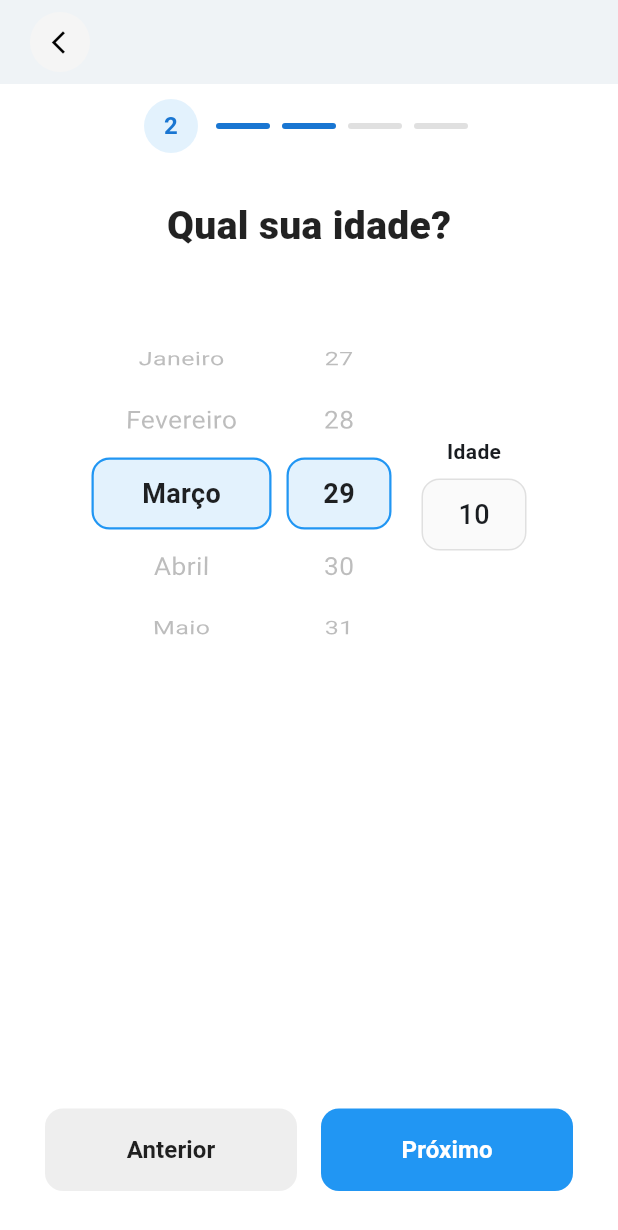
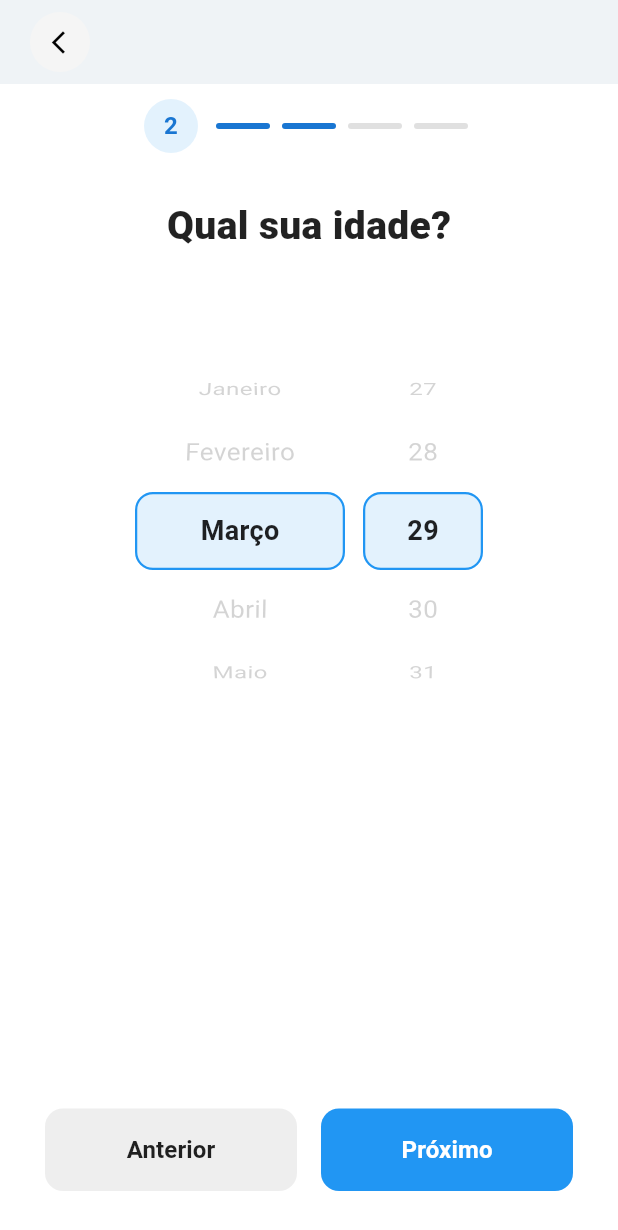
Before and after one commit to FabioZvirJ/scripts, a Flutter app: the AgeView screen opened directly, on a phone screen of 412 x 824 dp. Shown: the top 1230 px of the screen. Run offline on Flutter 3.47's test engine with Material 3 defaults, Android fonts, the phone set to English and light mode, and no system bars; our stand-ins replace sqflite, sqflite_common_ffi; accounts and stored records are empty.

Commit message:
FEAT: retirando idade

```diff
--- a/gymoraly/lib/views/age_view.dart
+++ b/gymoraly/lib/views/age_view.dart
@@ -9,51 +9,70 @@ class AgeView extends StatefulWidget {
 }
 
 class _AgeViewState extends State<AgeView> {
-  // Dados fictícios para o visual (você pode conectar isso ao seu RegisterController depois)
   final List<String> months = [
     'Janeiro', 'Fevereiro', 'Março', 'Abril', 'Maio', 'Junho',
     'Julho', 'Agosto', 'Setembro', 'Outubro', 'Novembro', 'Dezembro'
   ];
   final List<int> days = List.generate(31, (index) => index + 1);
 
-  int selectedMonthIndex = 2; // Começa em Março, por exemplo
-  int selectedDayIndex = 28;  // Começa no dia 29
-  int calculatedAge = 10;     // Idade (pode ser calculada dinamicamente depois)
+  int selectedMonthIndex = 2; // Inicia em Março (Index 2)
+  int selectedDayIndex = 28;  // Inicia no dia 29 (Index 28)
 
-  // Helper para construir as "Roletas" (Wheels)
+  late FixedExtentScrollController _monthController;
+  late FixedExtentScrollController _dayController;
+
+  @override
+  void initState() {
+    super.initState();
+    // Inicializa os controladores na posição correta
+    _monthController = FixedExtentScrollController(initialItem: selectedMonthIndex);
+    _dayController = FixedExtentScrollController(initialItem: selectedDayIndex);
+  }
+
+  @override
+  void dispose() {
+    _monthController.dispose();
+    _dayController.dispose();
+    super.dispose();
+  }
+
+  // Novo Helper atualizado para as roletas separadas
   Widget _buildWheelPicker({
     required int itemCount,
     required Widget Function(int index, bool isSelected) itemBuilder,
     required ValueChanged<int> onSelectedItemChanged,
-    required int initialItem,
-    double width = 100,
+    required FixedExtentScrollController controller,
+    required int selectedIndex,
+    required double width,
   }) {
     return SizedBox(
       width: width,
-      height: 200,
+      height: 250, // Maior para aparecer os itens acima e abaixo (efeito de roleta)
       child: Stack(
         alignment: Alignment.center,
         children: [
-          // Caixinha azul de fundo (seleção)
+          // Caixinha de seleção azul
           Container(
-            height: 48,
+            height: 52,
+            width: width,
             decoration: BoxDecoration(
               color: const Color(0xFFE3F2FD),
               borderRadius: BorderRadius.circular(12),
               border: Border.all(color: const Color(0xFF2196F3), width: 1.5),
             ),
           ),
-          // A roleta rolável
+          // Scroll da roleta
           ListWheelScrollView.useDelegate(
-            itemExtent: 48,
+            controller: controller,
+            itemExtent: 52,
             physics: const FixedExtentScrollPhysics(),
-            controller: FixedExtentScrollController(initialItem: initialItem),
+            perspective: 0.005, // Leve efeito 3D
+            overAndUnderCenterOpacity: 0.3, // Deixa os itens em cima e embaixo apagadinhos!
             onSelectedItemChanged: onSelectedItemChanged,
             childDelegate: ListWheelChildBuilderDelegate(
               childCount: itemCount,
               builder: (context, index) {
-                // Checa se é o item selecionado atualmente para mudar a cor
-                bool isSelected = initialItem == index;
+                bool isSelected = selectedIndex == index;
                 return Center(
                   child: itemBuilder(index, isSelected),
                 );
@@ -96,26 +115,26 @@ class _AgeViewState extends State<AgeView> {
           child: Column(
             crossAxisAlignment: CrossAxisAlignment.center,
             children: [
-              // Indicador no Passo 2
+              // Indicador de progresso (Passo 2)
               const StepProgressIndicator(currentStep: 2),
               const SizedBox(height: 30),
 
-              // Título
               const Text(
                 'Qual sua idade?',
                 style: TextStyle(fontSize: 26, fontWeight: FontWeight.w900, color: Colors.black87),
               ),
               const SizedBox(height: 60),
 
-              // Área dos Pickers e Idade
+              // Área dos Pickers (Sem a Idade do lado)
               Row(
                 mainAxisAlignment: MainAxisAlignment.center,
                 children: [
-                  // Picker de Mês
+                  // Roleta do Mês
                   _buildWheelPicker(
-                    width: 120,
+                    width: 140, // Largura ajustada para caber os meses
                     itemCount: months.length,
-                    initialItem: selectedMonthIndex,
+                    controller: _monthController,
+                    selectedIndex: selectedMonthIndex,
                     onSelectedItemChanged: (index) {
                       setState(() => selectedMonthIndex = index);
                     },
@@ -125,18 +144,19 @@ class _AgeViewState extends State<AgeView> {
                         style: TextStyle(
                           fontSize: 18,
                           fontWeight: isSelected ? FontWeight.w600 : FontWeight.normal,
-                          color: isSelected ? Colors.black87 : Colors.grey.shade400,
+                          color: isSelected ? Colors.black87 : Colors.grey.shade600,
                         ),
                       );
                     },
                   ),
-                  const SizedBox(width: 10),
+                  const SizedBox(width: 12),
 
-                  // Picker de Dia
+                  // Roleta do Dia
                   _buildWheelPicker(
-                    width: 70,
+                    width: 80, // Largura mais estreita para os números
                     itemCount: days.length,
-                    initialItem: selectedDayIndex,
+                    controller: _dayController,
+                    selectedIndex: selectedDayIndex,
                     onSelectedItemChanged: (index) {
                       setState(() => selectedDayIndex = index);
                     },
@@ -146,47 +166,19 @@ class _AgeViewState extends State<AgeView> {
                         style: TextStyle(
                           fontSize: 18,
                           fontWeight: isSelected ? FontWeight.w600 : FontWeight.normal,
-                          color: isSelected ? Colors.black87 : Colors.grey.shade400,
+                          color: isSelected ? Colors.black87 : Colors.grey.shade600,
                         ),
                       );
                     },
                   ),
-                  const SizedBox(width: 20),
-
-                  // Caixinha da Idade (Visual)
-                  Column(
-                    children: [
-                      const Text(
-                        'Idade',
-                        style: TextStyle(fontSize: 14, fontWeight: FontWeight.w600),
-                      ),
-                      const SizedBox(height: 8),
-                      Container(
-                        width: 70,
-                        height: 48,
-                        alignment: Alignment.center,
-                        decoration: BoxDecoration(
-                          color: Colors.grey.shade50,
-                          borderRadius: BorderRadius.circular(12),
-                          border: Border.all(color: Colors.grey.shade300),
-                        ),
-                        child: Text(
-                          calculatedAge.toString(),
-                          style: const TextStyle(fontSize: 18, fontWeight: FontWeight.w500),
-                        ),
-                      ),
-                    ],
-                  ),
                 ],
               ),
 
-              // Espaçador para jogar os botões para o final da tela
               const Spacer(),
 
-              // Botões "Anterior" e "Próximo"
+              // Botões de Rodapé
               Row(
                 children: [
-                  // Botão Anterior
                   Expanded(
                     child: ElevatedButton(
                       onPressed: () => Navigator.pop(context),
@@ -201,11 +193,14 @@ class _AgeViewState extends State<AgeView> {
                     ),
                   ),
                   const SizedBox(width: 16),
-                  // Botão Próximo
                   Expanded(
                     child: ElevatedButton(
                       onPressed: () {
-                        // Navegue para a View do Passo 3 (Identificação) aqui
+                        // Você pode acessar o valor escolhido assim:
+                        // print('Selecionado: ${days[selectedDayIndex]} de ${months[selectedMonthIndex]}');
+
+                        // Navegue para o Passo 3 aqui
+                        // Navigator.push(context, MaterialPageRoute(builder: (context) => const IdentificacaoView()));
                       },
                       style: ElevatedButton.styleFrom(
                         backgroundColor: primaryColor,
@@ -219,7 +214,7 @@ class _AgeViewState extends State<AgeView> {
                   ),
                 ],
               ),
-              const SizedBox(height: 20), // Margem segura na parte inferior
+              const SizedBox(height: 20),
             ],
           ),
         ),
```
